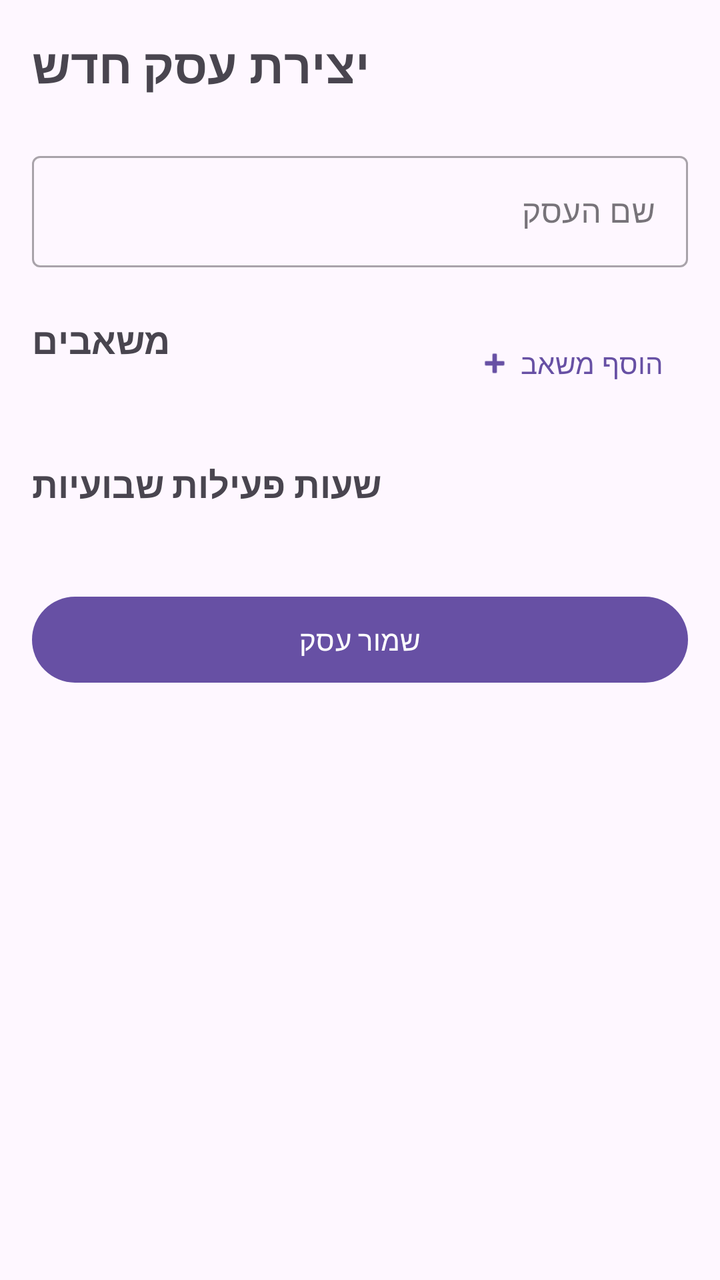
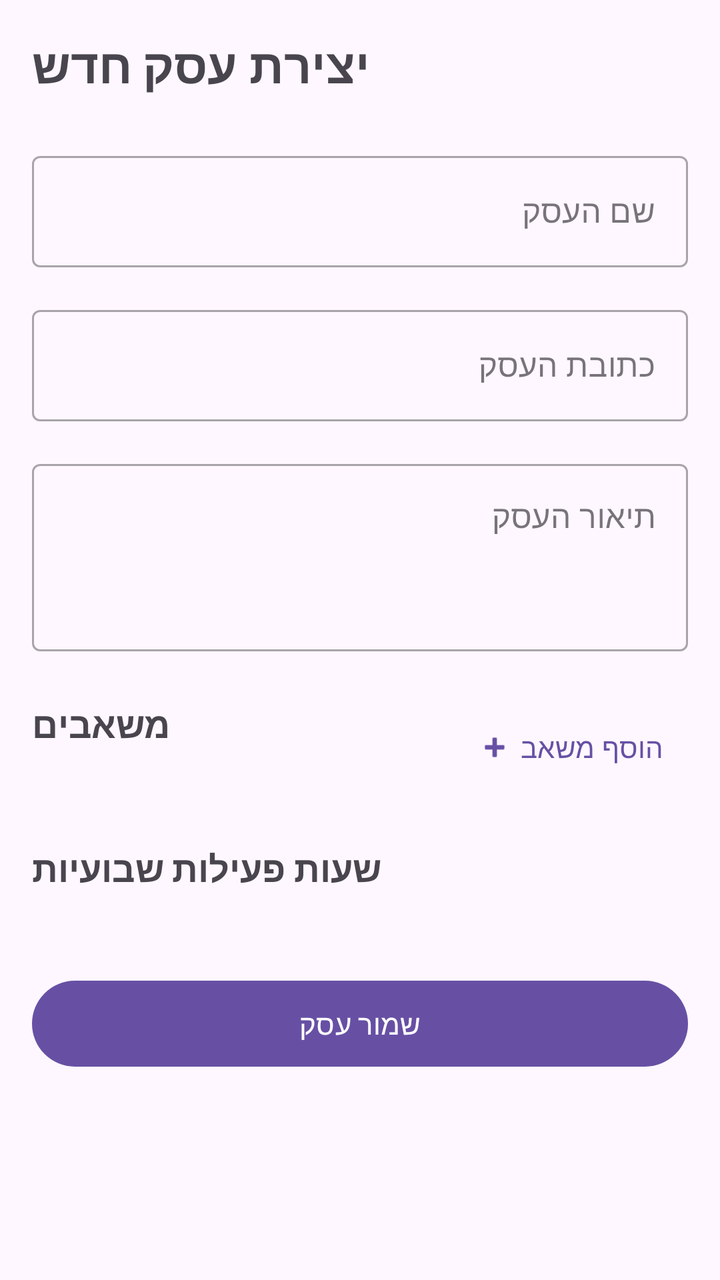

Before-and-after screenshots of an Android layout around one commit, followed by the original layout XML and the change that was made.
<!-- AndroidManifest.xml: application theme Theme.BookifyTry -->
<!-- res/layout/activity_create_business.xml -->
<?xml version="1.0" encoding="utf-8"?>
<ScrollView xmlns:android="http://schemas.android.com/apk/res/android"
    xmlns:app="http://schemas.android.com/apk/res-auto"
    xmlns:tools="http://schemas.android.com/tools"
    android:layout_width="match_parent"
    android:layout_height="match_parent"
    tools:context=".CreateBusinessActivity">

    <androidx.constraintlayout.widget.ConstraintLayout
        android:layout_width="match_parent"
        android:layout_height="wrap_content"
        android:padding="16dp">

        <TextView
            android:id="@+id/createBusinessTitle"
            android:layout_width="wrap_content"
            android:layout_height="wrap_content"
            android:text="יצירת עסק חדש"
            android:textSize="24sp"
            android:textStyle="bold"
            app:layout_constraintStart_toStartOf="parent"
            app:layout_constraintTop_toTopOf="parent" />

        
        <com.google.android.material.textfield.TextInputLayout
            android:id="@+id/businessNameInputLayout"
            style="@style/Widget.MaterialComponents.TextInputLayout.OutlinedBox"
            android:layout_width="0dp"
            android:layout_height="wrap_content"
            android:layout_marginTop="24dp"
            android:hint="שם העסק"
            app:layout_constraintEnd_toEndOf="parent"
            app:layout_constraintStart_toStartOf="parent"
            app:layout_constraintTop_toBottomOf="@id/createBusinessTitle">

            <com.google.android.material.textfield.TextInputEditText
                android:id="@+id/businessNameEditText"
                android:layout_width="match_parent"
                android:layout_height="wrap_content" />
        </com.google.android.material.textfield.TextInputLayout>

        
        <TextView
            android:id="@+id/resourcesTitle"
            android:layout_width="wrap_content"
            android:layout_height="wrap_content"
            android:layout_marginTop="24dp"
            android:text="משאבים"
            android:textSize="18sp"
            android:textStyle="bold"
            app:layout_constraintStart_toStartOf="parent"
            app:layout_constraintTop_toBottomOf="@id/businessNameInputLayout" />

        <com.google.android.material.button.MaterialButton
            android:id="@+id/addResourceButton"
            style="@style/Widget.Material3.Button.TextButton"
            android:layout_width="wrap_content"
            android:layout_height="wrap_content"
            android:text="הוסף משאב"
            app:icon="@android:drawable/ic_input_add"
            app:layout_constraintEnd_toEndOf="parent"
            app:layout_constraintTop_toTopOf="@id/resourcesTitle" />

        <LinearLayout
            android:id="@+id/resourcesContainer"
            android:layout_width="0dp"
            android:layout_height="wrap_content"
            android:orientation="vertical"
            app:layout_constraintEnd_toEndOf="parent"
            app:layout_constraintStart_toStartOf="parent"
            app:layout_constraintTop_toBottomOf="@+id/addResourceButton" />

        
        <TextView
            android:id="@+id/workingHoursTitle"
            android:layout_width="wrap_content"
            android:layout_height="wrap_content"
            android:layout_marginTop="24dp"
            android:text="שעות פעילות שבועיות"
            android:textSize="18sp"
            android:textStyle="bold"
            app:layout_constraintStart_toStartOf="parent"
            app:layout_constraintTop_toBottomOf="@id/resourcesContainer" />

        <LinearLayout
            android:id="@+id/workingHoursContainer"
            android:layout_width="0dp"
            android:layout_height="wrap_content"
            android:layout_marginTop="8dp"
            android:orientation="vertical"
            app:layout_constraintEnd_toEndOf="parent"
            app:layout_constraintStart_toStartOf="parent"
            app:layout_constraintTop_toBottomOf="@id/workingHoursTitle" />

        
        <com.google.android.material.button.MaterialButton
            android:id="@+id/saveBusinessButton"
            android:layout_width="0dp"
            android:layout_height="wrap_content"
            android:padding="12dp"
            android:layout_marginTop="32dp"
            android:text="שמור עסק"
            app:layout_constraintEnd_toEndOf="parent"
            app:layout_constraintStart_toStartOf="parent"
            app:layout_constraintTop_toBottomOf="@id/workingHoursContainer" />

    </androidx.constraintlayout.widget.ConstraintLayout>
</ScrollView>
<!-- resources referenced by this layout -->
<resources>
  <style name="Theme.BookifyTry" parent="Base.Theme.BookifyTry" />
  <style name="Base.Theme.BookifyTry" parent="Theme.Material3.DayNight.NoActionBar">
          
          
      </style>
</resources>

<!-- the commit's change to res/layout/activity_create_business.xml (unified diff, before → after) -->
@@ -40,6 +40,44 @@
         </com.google.android.material.textfield.TextInputLayout>
 
         
+        <com.google.android.material.textfield.TextInputLayout
+            android:id="@+id/businessAddressInputLayout"
+            style="@style/Widget.MaterialComponents.TextInputLayout.OutlinedBox"
+            android:layout_width="0dp"
+            android:layout_height="wrap_content"
+            android:layout_marginTop="16dp"
+            android:hint="כתובת העסק"
+            app:layout_constraintEnd_toEndOf="parent"
+            app:layout_constraintStart_toStartOf="parent"
+            app:layout_constraintTop_toBottomOf="@id/businessNameInputLayout">
+
+            <com.google.android.material.textfield.TextInputEditText
+                android:id="@+id/businessAddressEditText"
+                android:layout_width="match_parent"
+                android:layout_height="wrap_content" />
+        </com.google.android.material.textfield.TextInputLayout>
+
+        
+        <com.google.android.material.textfield.TextInputLayout
+            android:id="@+id/businessDescriptionInputLayout"
+            style="@style/Widget.MaterialComponents.TextInputLayout.OutlinedBox"
+            android:layout_width="0dp"
+            android:layout_height="wrap_content"
+            android:layout_marginTop="16dp"
+            android:hint="תיאור העסק"
+            app:layout_constraintEnd_toEndOf="parent"
+            app:layout_constraintStart_toStartOf="parent"
+            app:layout_constraintTop_toBottomOf="@id/businessAddressInputLayout">
+
+            <com.google.android.material.textfield.TextInputEditText
+                android:id="@+id/businessDescriptionEditText"
+                android:layout_width="match_parent"
+                android:layout_height="wrap_content"
+                android:gravity="top"
+                android:minLines="3" />
+        </com.google.android.material.textfield.TextInputLayout>
+
+        
         <TextView
             android:id="@+id/resourcesTitle"
             android:layout_width="wrap_content"
@@ -49,7 +87,7 @@
             android:textSize="18sp"
             android:textStyle="bold"
             app:layout_constraintStart_toStartOf="parent"
-            app:layout_constraintTop_toBottomOf="@id/businessNameInputLayout" />
+            app:layout_constraintTop_toBottomOf="@id/businessDescriptionInputLayout" />
 
         <com.google.android.material.button.MaterialButton
             android:id="@+id/addResourceButton"
